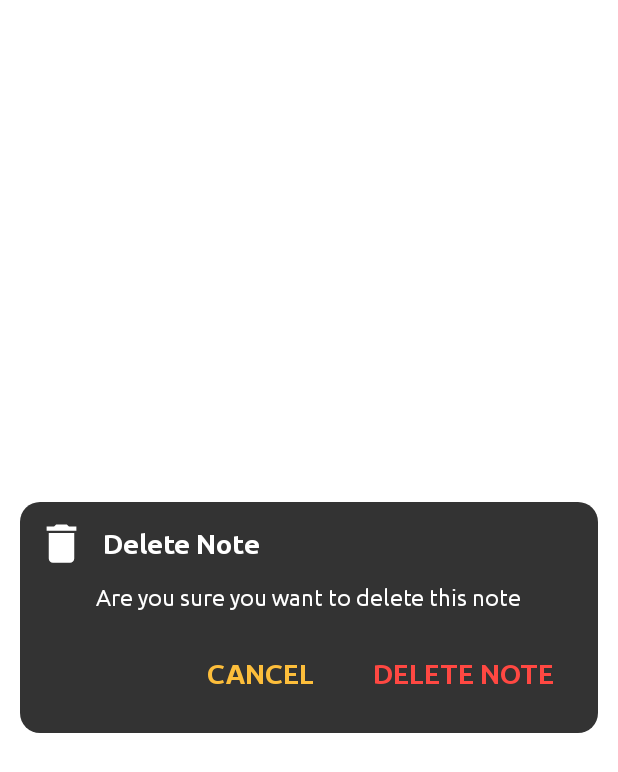
After one commit to RustamKeneev/NoteAndroid, an Android app: the layout layout_delete_note.xml on its own in the app's theme, with its tools: preview values and no code run, on a phone screen of 412 x 824 dp. The commit adds this screen. Shown: the top 772 px of the screen. Run offline under Robolectric (Android 15) with nearby library versions, the phone set to English and light mode, and no system bars.

Commit message:
added Delete Note and layout_delete_note.xml

```diff
--- /dev/null
+++ b/app/src/main/res/layout/layout_delete_note.xml
@@ -0,0 +1,88 @@
+<?xml version="1.0" encoding="utf-8"?>
+<androidx.constraintlayout.widget.ConstraintLayout xmlns:android="http://schemas.android.com/apk/res/android"
+    xmlns:tools="http://schemas.android.com/tools"
+    xmlns:app="http://schemas.android.com/apk/res-auto"
+    android:id="@+id/layout_delete_note_container"
+    android:layout_gravity="center"
+    android:layout_margin="@dimen/_10sdp"
+    android:background="@drawable/background_dialog"
+    android:layout_width="match_parent"
+    android:layout_height="wrap_content">
+
+    <ImageView
+        android:id="@+id/image_delete_note"
+        android:layout_margin="@dimen/_8sdp"
+        android:contentDescription="@string/app_name"
+        android:src="@drawable/ic_delete"
+        android:tint="@color/white"
+        app:layout_constraintTop_toTopOf="parent"
+        app:layout_constraintLeft_toLeftOf="parent"
+        android:layout_width="@dimen/_26sdp"
+        android:layout_height="@dimen/_26sdp"
+        tools:ignore="UseAppTint" />
+
+    <TextView
+        app:layout_constraintLeft_toRightOf="@id/image_delete_note"
+        app:layout_constraintTop_toTopOf="@id/image_delete_note"
+        app:layout_constraintBottom_toBottomOf="@id/image_delete_note"
+        app:layout_constraintRight_toRightOf="parent"
+        android:layout_marginLeft="@dimen/_8sdp"
+        android:layout_marginRight="@dimen/_8sdp"
+        android:text="@string/delete_note"
+        android:fontFamily="@font/ubuntu_bold"
+        android:textColor="@color/white"
+        android:textSize="@dimen/_14ssp"
+        android:layout_width="0dp"
+        android:layout_height="wrap_content"/>
+
+    <TextView
+        android:id="@+id/text_delete_note_message"
+        app:layout_constraintTop_toBottomOf="@id/image_delete_note"
+        app:layout_constraintLeft_toLeftOf="parent"
+        app:layout_constraintRight_toRightOf="parent"
+        app:layout_constraintBottom_toTopOf="@id/text_delete_note"
+        android:layout_margin="@dimen/_8sdp"
+        android:gravity="center_vertical"
+        android:includeFontPadding="false"
+        android:fontFamily="@font/ubuntu_regular"
+        android:textColor="@color/white"
+        android:text="@string/are_you_sure_you_want_to_delete_this_note"
+        android:textSize="@dimen/_12ssp"
+        android:layout_width="wrap_content"
+        android:layout_height="wrap_content"/>
+
+    <TextView
+        android:id="@+id/text_delete_note"
+        android:layout_marginBottom="@dimen/_14ssp"
+        android:layout_marginRight="@dimen/_14ssp"
+        android:layout_marginTop="@dimen/_8sdp"
+        app:layout_constraintTop_toBottomOf="@id/text_delete_note_message"
+        app:layout_constraintRight_toRightOf="parent"
+        app:layout_constraintBottom_toBottomOf="parent"
+        android:textAllCaps="true"
+        android:padding="@dimen/_8sdp"
+        android:fontFamily="@font/ubuntu_bold"
+        android:text="@string/delete_note"
+        android:textSize="@dimen/_14ssp"
+        android:textColor="@color/colorDelete"
+        android:layout_width="wrap_content"
+        android:layout_height="wrap_content"
+        tools:ignore="RtlHardcoded" />
+
+    <TextView
+        android:id="@+id/text_cancel"
+        app:layout_constraintTop_toTopOf="@id/text_delete_note"
+        app:layout_constraintBottom_toBottomOf="@id/text_delete_note"
+        app:layout_constraintRight_toLeftOf="@id/text_delete_note"
+        android:layout_marginRight="@dimen/_14ssp"
+        android:textColor="@color/purple_700"
+        android:fontFamily="@font/ubuntu_bold"
+        android:padding="@dimen/_8sdp"
+        android:textAllCaps="true"
+        android:textSize="@dimen/_14ssp"
+        android:text="@string/cancel_dialog"
+        android:layout_width="wrap_content"
+        android:layout_height="wrap_content"
+        tools:ignore="RtlHardcoded" />
+
+</androidx.constraintlayout.widget.ConstraintLayout>
--- a/app/src/main/res/values/strings.xml
+++ b/app/src/main/res/values/strings.xml
@@ -12,4 +12,6 @@
     <string name="enter_url">Enter URL</string>
     <string name="add">Add</string>
     <string name="cancel_dialog">Cancel</string>
+    <string name="delete_note">Delete Note</string>
+    <string name="are_you_sure_you_want_to_delete_this_note">Are you sure you want to delete this note</string>
 </resources>
```
Also changed, not shown: app/src/main/java/com/onlineapteka/noteandroid/activities/CreateNoteActivity.java (+62 -0 lines), app/src/main/java/com/onlineapteka/noteandroid/activities/MainActivity.java (+10 -6 lines), app/src/main/res/layout/layout_miscellaneous.xml (+33 -0 lines).
